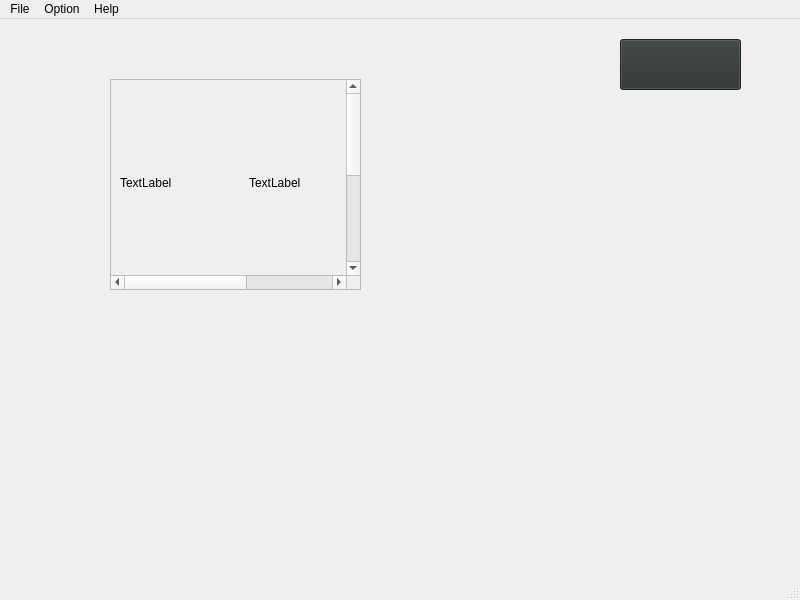
Qt form mainwindow.ui (jasonuf/Video-Filtering) before a commit.
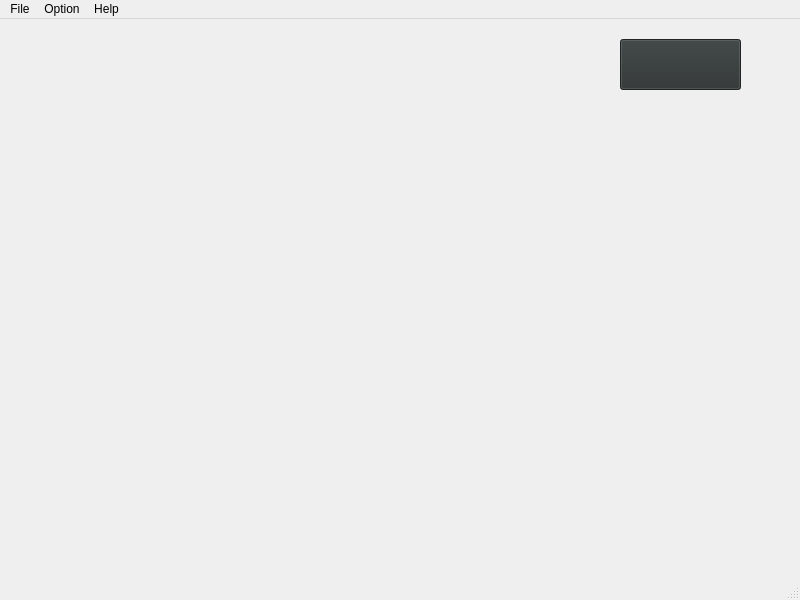
The same form after that commit. Icons and pictures are not drawn.

```diff
--- a/mainwindow.ui
+++ b/mainwindow.ui
@@ -508,83 +508,6 @@
      <bool>true</bool>
     </property>
    </widget>
-   <widget class="QScrollArea" name="scrollArea">
-    <property name="geometry">
-     <rect>
-      <x>110</x>
-      <y>60</y>
-      <width>251</width>
-      <height>211</height>
-     </rect>
-    </property>
-    <property name="widgetResizable">
-     <bool>true</bool>
-    </property>
-    <widget class="QWidget" name="scrollAreaWidgetContents">
-     <property name="geometry">
-      <rect>
-       <x>0</x>
-       <y>-25</y>
-       <width>400</width>
-       <height>400</height>
-      </rect>
-     </property>
-     <property name="sizePolicy">
-      <sizepolicy hsizetype="Preferred" vsizetype="Preferred">
-       <horstretch>0</horstretch>
-       <verstretch>0</verstretch>
-      </sizepolicy>
-     </property>
-     <property name="minimumSize">
-      <size>
-       <width>400</width>
-       <height>400</height>
-      </size>
-     </property>
-     <property name="maximumSize">
-      <size>
-       <width>16777215</width>
-       <height>16777215</height>
-      </size>
-     </property>
-     <layout class="QGridLayout" name="gridLayout">
-      <item row="0" column="1">
-       <widget class="QLabel" name="label_3">
-        <property name="text">
-         <string>TextLabel</string>
-        </property>
-       </widget>
-      </item>
-      <item row="1" column="1">
-       <widget class="QLabel" name="label">
-        <property name="text">
-         <string>TextLabel</string>
-        </property>
-       </widget>
-      </item>
-      <item row="1" column="3">
-       <widget class="QLabel" name="label_2">
-        <property name="sizePolicy">
-         <sizepolicy hsizetype="Preferred" vsizetype="Preferred">
-          <horstretch>0</horstretch>
-          <verstretch>0</verstretch>
-         </sizepolicy>
-        </property>
-        <property name="text">
-         <string>TextLabel</string>
-        </property>
-       </widget>
-      </item>
-      <item row="0" column="2">
-       <widget class="QLabel" name="label_4">
-        <property name="text">
-         <string>TextLabel</string>
-        </property>
-       </widget>
-      </item>
-     </layout>
-    </widget>
-   </widget>
   </widget>
   <widget class="QMenuBar" name="menubar">
    <property name="geometry">
```
